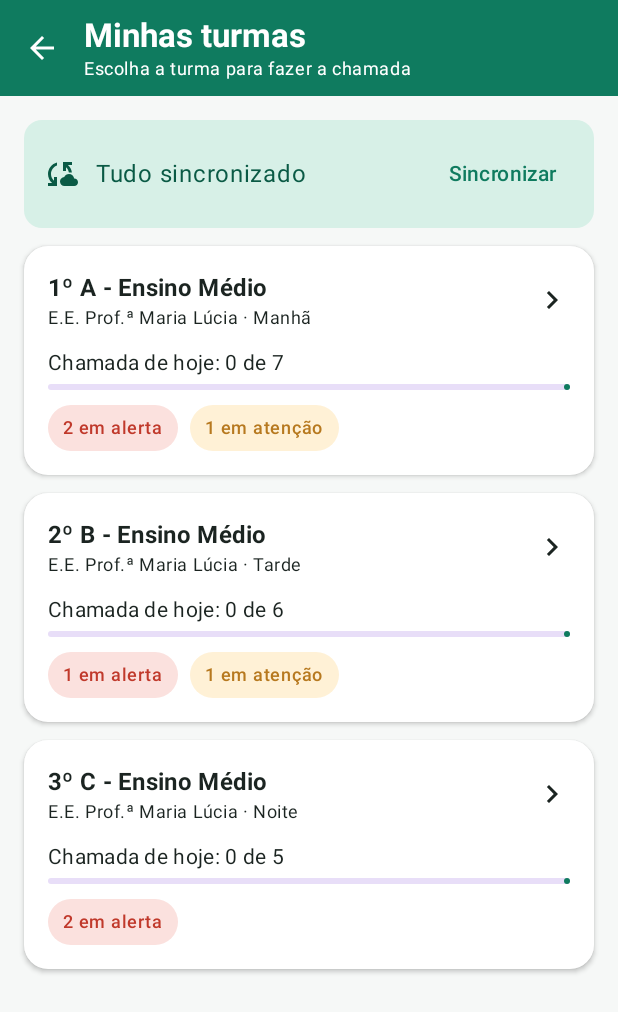
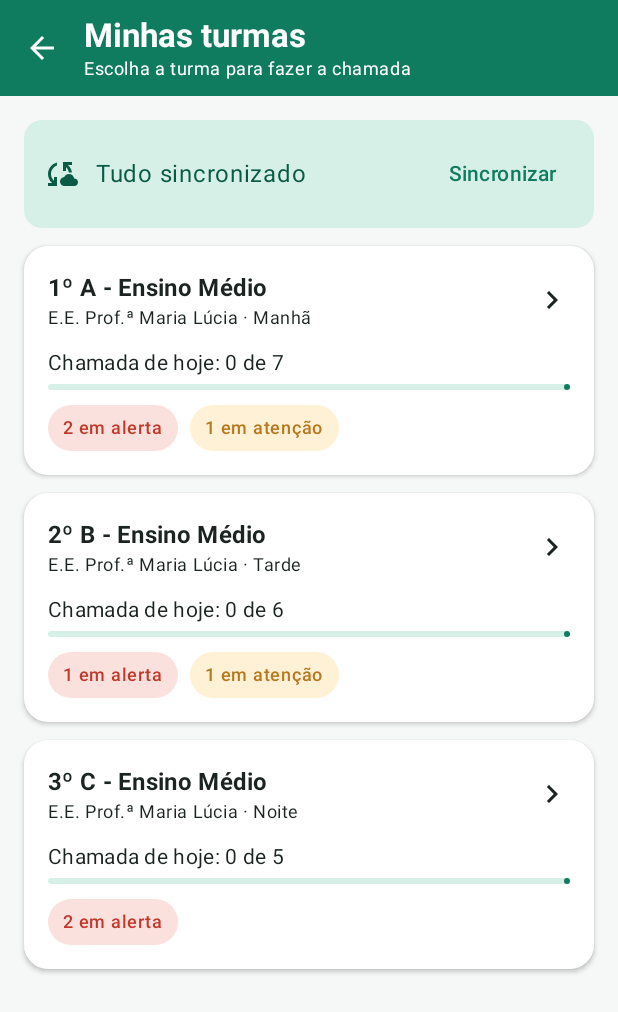
Before and after one commit to juan-marini/presente-kotlin, an Android app built with Jetpack Compose: the screen it shows after launch (MainActivity), after a tap on "Fazer chamada", on a phone screen of 412 x 824 dp. Shown: the top 1012 px of the screen. Run offline under Robolectric (Android 15) with nearby library versions, the phone set to English and light mode, and no system bars; our stand-ins replace Room's generated code.

Commit message:
Ajustes visuais (barra de status e cores do tema) e prints das telas

```diff
--- a/app/src/main/java/br/com/fiap/presente/chamada/MainActivity.kt
+++ b/app/src/main/java/br/com/fiap/presente/chamada/MainActivity.kt
@@ -1,7 +1,9 @@
 package br.com.fiap.presente.chamada
 
+import android.graphics.Color
 import android.os.Bundle
 import androidx.activity.ComponentActivity
+import androidx.activity.SystemBarStyle
 import androidx.activity.compose.setContent
 import androidx.activity.enableEdgeToEdge
 import androidx.activity.viewModels
@@ -18,7 +20,8 @@ class MainActivity : ComponentActivity() {
 
     override fun onCreate(savedInstanceState: Bundle?) {
         super.onCreate(savedInstanceState)
-        enableEdgeToEdge()
+        // Barra de status com ícones claros, sobre o verde do cabeçalho.
+        enableEdgeToEdge(statusBarStyle = SystemBarStyle.dark(Color.TRANSPARENT))
         setContent {
             PresenteTheme {
                 PresenteNavHost(viewModel)
--- a/app/src/main/java/br/com/fiap/presente/chamada/ui/screens/InicioScreen.kt
+++ b/app/src/main/java/br/com/fiap/presente/chamada/ui/screens/InicioScreen.kt
@@ -11,7 +11,9 @@ import androidx.compose.foundation.layout.fillMaxWidth
 import androidx.compose.foundation.layout.height
 import androidx.compose.foundation.layout.padding
 import androidx.compose.foundation.layout.size
-import androidx.compose.foundation.layout.statusBarsPadding
+import androidx.compose.foundation.layout.WindowInsets
+import androidx.compose.foundation.layout.statusBars
+import androidx.compose.foundation.layout.windowInsetsTopHeight
 import androidx.compose.foundation.rememberScrollState
 import androidx.compose.foundation.shape.CircleShape
 import androidx.compose.foundation.shape.RoundedCornerShape
@@ -62,6 +64,14 @@ fun InicioScreen(
     val emAlerta = alunos.count { it.nivel == NivelAlerta.ALERTA }
 
     Scaffold(snackbarHost = { SnackbarHost(snackbar) }) { padding ->
+        // Faixa verde fixa atrás da barra de status, para o conteúdo rolar por baixo dela sem sobrepor.
+        Column(Modifier.fillMaxSize()) {
+        Spacer(
+            Modifier
+                .fillMaxWidth()
+                .background(VerdePresente)
+                .windowInsetsTopHeight(WindowInsets.statusBars)
+        )
         Column(
             Modifier
                 .fillMaxSize()
@@ -73,7 +83,6 @@ fun InicioScreen(
                 Modifier
                     .fillMaxWidth()
                     .background(VerdePresente)
-                    .statusBarsPadding()
                     .padding(24.dp),
             ) {
                 Box(
@@ -142,6 +151,7 @@ fun InicioScreen(
                 )
             }
         }
+        }
     }
 }
 
--- a/app/src/main/java/br/com/fiap/presente/chamada/ui/screens/TurmasScreen.kt
+++ b/app/src/main/java/br/com/fiap/presente/chamada/ui/screens/TurmasScreen.kt
@@ -98,6 +98,7 @@ fun TurmasScreen(
                         LinearProgressIndicator(
                             progress = { if (daTurma.isEmpty()) 0f else feitos.toFloat() / daTurma.size },
                             modifier = Modifier.fillMaxWidth(),
+                            trackColor = MaterialTheme.colorScheme.primaryContainer,
                         )
                         if (alerta + atencao > 0) {
                             Spacer(Modifier.height(10.dp))
--- a/app/src/main/java/br/com/fiap/presente/chamada/ui/theme/Theme.kt
+++ b/app/src/main/java/br/com/fiap/presente/chamada/ui/theme/Theme.kt
@@ -11,6 +11,10 @@ private val CoresPresente = lightColorScheme(
     primaryContainer = VerdeClaro,
     onPrimaryContainer = VerdeEscuro,
     secondary = AmbarAtencao,
+    secondaryContainer = VerdeClaro,
+    onSecondaryContainer = VerdeEscuro,
+    surfaceVariant = Color(0xFFE3EAE7),
+    surfaceContainerHighest = Color(0xFFE3EAE7),
     error = VermelhoAlerta,
     errorContainer = VermelhoClaro,
     background = FundoClaro,
```
Also changed, not shown: 11 other files.
